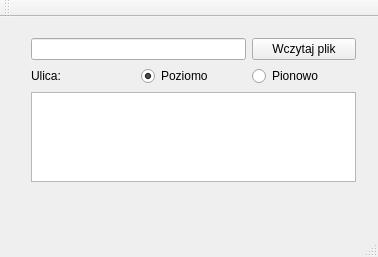
Before: the Qt Designer form mainwindow.ui in KarolStachurka/WMA, drawn with Qt 5.
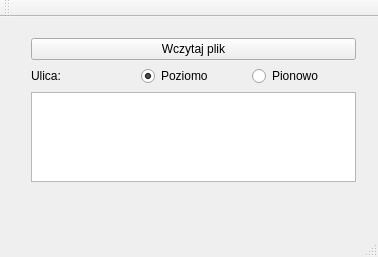
After: the same form once the commit is applied.

Diff of the .ui file:
```diff
--- a/mainwindow.ui
+++ b/mainwindow.ui
@@ -24,16 +24,6 @@
      </rect>
     </property>
     <layout class="QGridLayout" name="gridLayout">
-     <item row="0" column="2">
-      <widget class="QPushButton" name="loadVideo">
-       <property name="text">
-        <string>Wczytaj plik</string>
-       </property>
-      </widget>
-     </item>
-     <item row="0" column="0" colspan="2">
-      <widget class="QLineEdit" name="pathLine"/>
-     </item>
      <item row="2" column="0" colspan="3">
       <widget class="QPlainTextEdit" name="communicateBox">
        <property name="readOnly">
@@ -65,6 +55,13 @@
        </property>
       </widget>
      </item>
+     <item row="0" column="0" colspan="3">
+      <widget class="QPushButton" name="loadVideo">
+       <property name="text">
+        <string>Wczytaj plik</string>
+       </property>
+      </widget>
+     </item>
     </layout>
    </widget>
   </widget>
```
